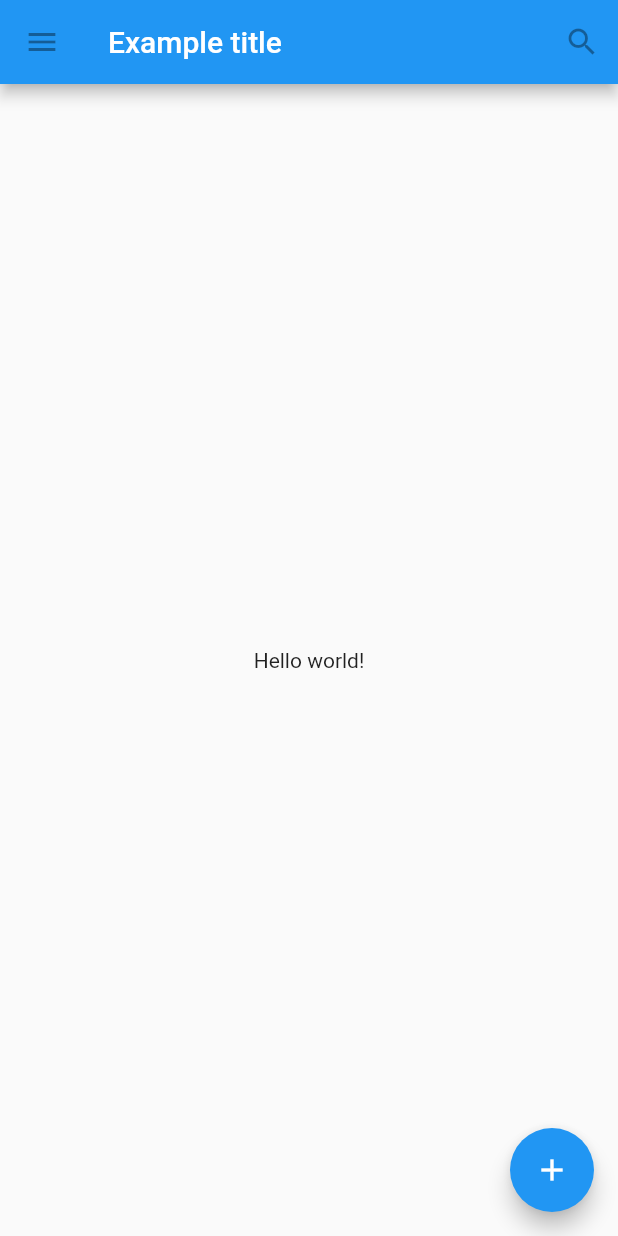
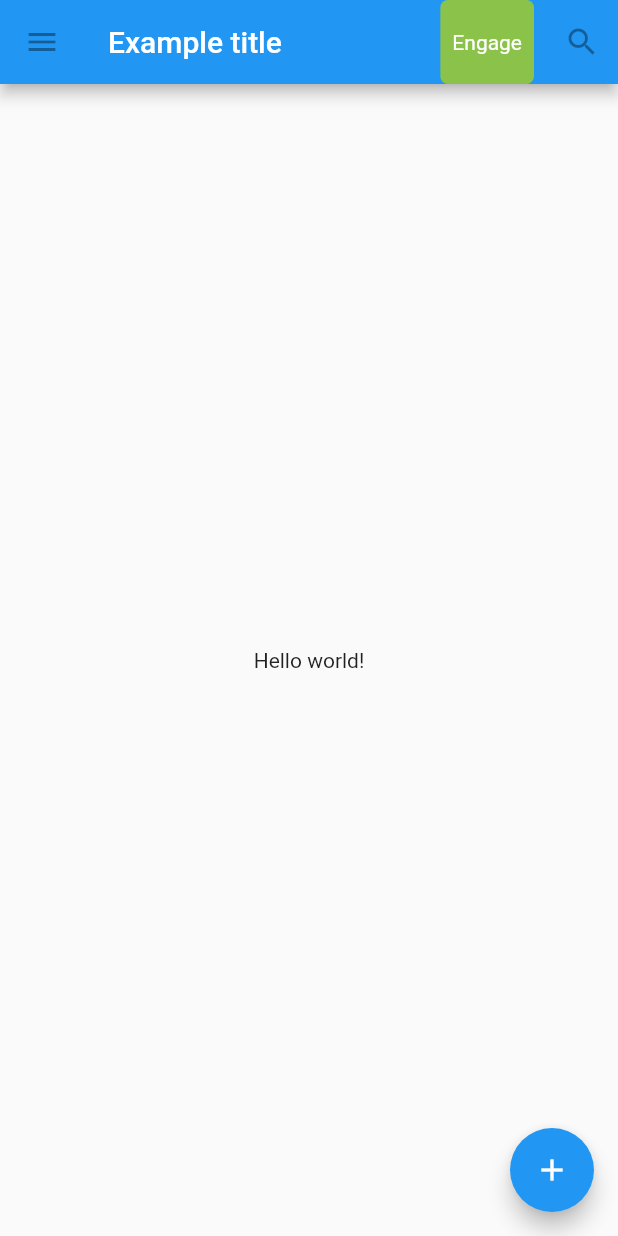
Before and after one commit to rattan/Flutter_Study, a Flutter app: the screen it shows after launch, on a phone screen of 412 x 824 dp. Run offline on Flutter 3.47's test engine with Material 2 defaults, Android fonts, the phone set to English and light mode, and no system bars.

```diff
--- a/lib/main.dart
+++ b/lib/main.dart
@@ -18,6 +18,7 @@ class TutorialHome extends StatelessWidget {
         ),
         title: const Text('Example title'),
         actions: const <Widget>[
+          MyButton(),
           IconButton(
             icon: Icon(Icons.search),
             tooltip: 'Search',
@@ -34,3 +35,26 @@ class TutorialHome extends StatelessWidget {
     );
   }
 }
+
+class MyButton extends StatelessWidget {
+  const MyButton({super.key});
+
+  @override
+  Widget build(BuildContext context) {
+    return GestureDetector(
+      onTap: () {
+        print('MyButton was tapped!');
+      },
+      child: Container(
+        height: 36.0,
+        padding: const EdgeInsets.all(8.0),
+        margin: const EdgeInsets.symmetric(horizontal: 8.0),
+        decoration: BoxDecoration(
+          borderRadius: BorderRadius.circular(5.0),
+          color: Colors.lightGreen[500],
+        ),
+        child: const Center(child: Text('Engage')),
+      ),
+    );
+  }
+}
```
